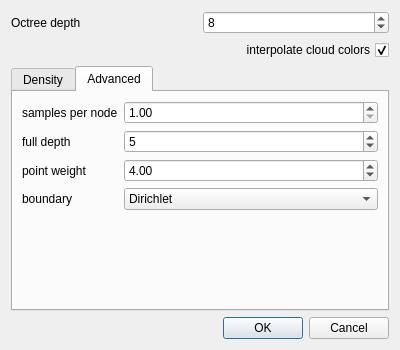
This is plugins/core/Standard/qPoissonRecon/poissonReconParamDlg.ui in CloudCompare/CloudCompare as Qt 5 draws it before an edit. The edited form follows.
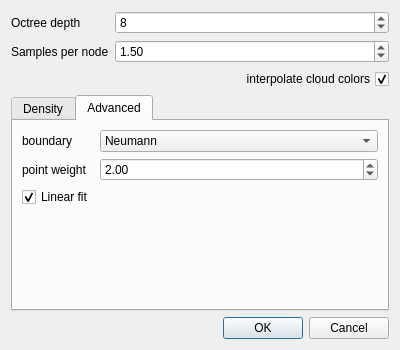
This is the edited form. The open tabs and pages were chosen to show the change.

Commit message: Updated PoissonRecon wrapper (+dialog)

```diff
--- a/plugins/core/Standard/qPoissonRecon/poissonReconParamDlg.ui
+++ b/plugins/core/Standard/qPoissonRecon/poissonReconParamDlg.ui
@@ -15,8 +15,8 @@
   </property>
   <layout class="QVBoxLayout" name="verticalLayout">
    <item>
-    <layout class="QHBoxLayout" name="horizontalLayout">
-     <item>
+    <layout class="QFormLayout" name="formLayout">
+     <item row="0" column="0">
       <widget class="QLabel" name="label">
        <property name="toolTip">
         <string>maximum reconstruction depth</string>
@@ -26,7 +26,7 @@
        </property>
       </widget>
      </item>
-     <item>
+     <item row="0" column="1">
       <widget class="QSpinBox" name="octreeLevelSpinBox">
        <property name="toolTip">
         <string>The maximum depth of the tree that will be used for surface reconstruction</string>
@@ -42,6 +42,42 @@
        </property>
       </widget>
      </item>
+     <item row="1" column="0">
+      <widget class="QLabel" name="label_3">
+       <property name="toolTip">
+        <string>The minimum number of sample points that should fall within an octree node
+as the octree construction is adapted to sampling density. For noise-free
+samples, small values in the range [1.0 - 5.0] can be used. For more noisy
+samples, larger values in the range [15.0 - 20.0] may be needed to provide
+a smoother, noise-reduced, reconstruction.</string>
+       </property>
+       <property name="text">
+        <string>Samples per node</string>
+       </property>
+      </widget>
+     </item>
+     <item row="1" column="1">
+      <widget class="QDoubleSpinBox" name="samplesPerNodeSpinBox">
+       <property name="toolTip">
+        <string>&lt;html&gt;&lt;head/&gt;&lt;body&gt;&lt;p&gt;Minimum number of sample points that should fall within an octree node as the octree construction is adapted to sampling density.&lt;/p&gt;&lt;p&gt;For noise-free samples, small values in the range [1.0 - 5.0] can be used.&lt;/p&gt;&lt;p&gt;&lt;span style=&quot; font-weight:600; color:#ff0000;&quot;&gt;For more noisy samples&lt;/span&gt;, larger values in the range [15.0 - 20.0] may be needed to provide a smoother, noise-reduced, reconstruction.&lt;/p&gt;&lt;/body&gt;&lt;/html&gt;</string>
+       </property>
+       <property name="decimals">
+        <number>2</number>
+       </property>
+       <property name="minimum">
+        <double>1.000000000000000</double>
+       </property>
+       <property name="maximum">
+        <double>20.000000000000000</double>
+       </property>
+       <property name="singleStep">
+        <double>0.500000000000000</double>
+       </property>
+       <property name="value">
+        <double>1.500000000000000</double>
+       </property>
+      </widget>
+     </item>
     </layout>
    </item>
    <item>
@@ -102,64 +138,33 @@
        <string>Advanced</string>
       </attribute>
       <layout class="QFormLayout" name="formLayout_2">
-       <item row="0" column="0">
-        <widget class="QLabel" name="label_3">
-         <property name="toolTip">
-          <string>The minimum number of sample points that should fall within an octree node
-as the octree construction is adapted to sampling density. For noise-free
-samples, small values in the range [1.0 - 5.0] can be used. For more noisy
-samples, larger values in the range [15.0 - 20.0] may be needed to provide
-a smoother, noise-reduced, reconstruction.</string>
-         </property>
-         <property name="text">
-          <string>samples per node</string>
-         </property>
-        </widget>
-       </item>
-       <item row="0" column="1">
-        <widget class="QDoubleSpinBox" name="samplesPerNodeSpinBox">
-         <property name="toolTip">
-          <string>The minimum number of sample points that should fall within an octree node
-as the octree construction is adapted to sampling density. For noise-free
-samples, small values in the range [1.0 - 5.0] can be used. For more noisy
-samples, larger values in the range [15.0 - 20.0] may be needed to provide
-a smoother, noise-reduced, reconstruction.</string>
-         </property>
-         <property name="decimals">
-          <number>2</number>
-         </property>
-         <property name="minimum">
-          <double>1.000000000000000</double>
-         </property>
-         <property name="maximum">
-          <double>20.000000000000000</double>
-         </property>
-         <property name="singleStep">
-          <double>1.000000000000000</double>
-         </property>
-         <property name="value">
-          <double>1.000000000000000</double>
-         </property>
-        </widget>
-       </item>
        <item row="1" column="0">
-        <widget class="QLabel" name="label_2">
-         <property name="toolTip">
-          <string>The maximum depth of the tree that will be used for surface reconstruction</string>
-         </property>
+        <widget class="QLabel" name="label_4">
          <property name="text">
-          <string>full depth</string>
+          <string>boundary</string>
          </property>
         </widget>
        </item>
        <item row="1" column="1">
-        <widget class="QSpinBox" name="fullDepthSpinBox">
-         <property name="toolTip">
-          <string>The depth beyond depth the octree will be adapted. At coarser depths, the octree will be complete.</string>
+        <widget class="QComboBox" name="boundaryComboBox">
+         <property name="currentIndex">
+          <number>2</number>
          </property>
-         <property name="value">
-          <number>5</number>
-         </property>
+         <item>
+          <property name="text">
+           <string>Free</string>
+          </property>
+         </item>
+         <item>
+          <property name="text">
+           <string>Dirichlet</string>
+          </property>
+         </item>
+         <item>
+          <property name="text">
+           <string>Neumann</string>
+          </property>
+         </item>
         </widget>
        </item>
        <item row="2" column="0">
@@ -181,37 +186,21 @@
           <double>999.990000000000009</double>
          </property>
          <property name="value">
-          <double>4.000000000000000</double>
+          <double>2.000000000000000</double>
          </property>
         </widget>
        </item>
        <item row="3" column="0">
-        <widget class="QLabel" name="label_4">
+        <widget class="QCheckBox" name="linearFitCheckBox">
+         <property name="toolTip">
+          <string>Enabling this flag has the reconstructor use linear interpolation to estimate the positions of iso-vertices.</string>
+         </property>
          <property name="text">
-          <string>boundary</string>
+          <string>Linear fit</string>
          </property>
-        </widget>
-       </item>
-       <item row="3" column="1">
-        <widget class="QComboBox" name="boundaryComboBox">
-         <property name="currentIndex">
-          <number>1</number>
+         <property name="checked">
+          <bool>true</bool>
          </property>
-         <item>
-          <property name="text">
-           <string>Free</string>
-          </property>
-         </item>
-         <item>
-          <property name="text">
-           <string>Dirichlet</string>
-          </property>
-         </item>
-         <item>
-          <property name="text">
-           <string>Neumann</string>
-          </property>
-         </item>
         </widget>
        </item>
       </layout>
```
Left out of the diff: 14 changed lines with no effect on the pictures. The commit also changes 1 other file.
